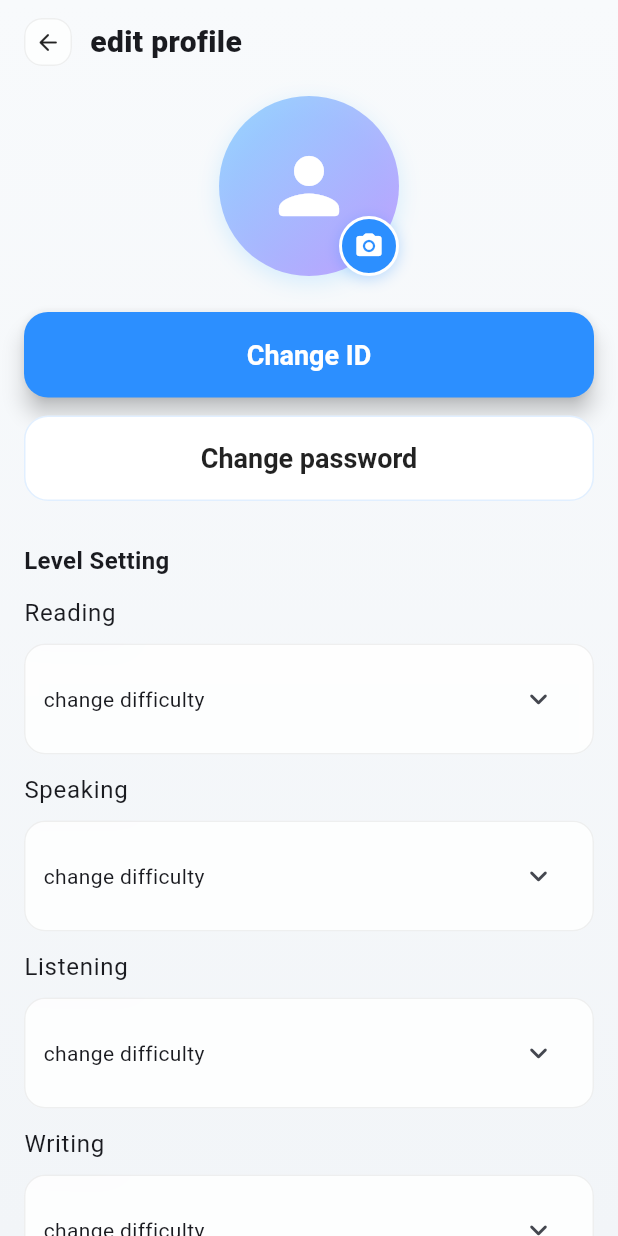
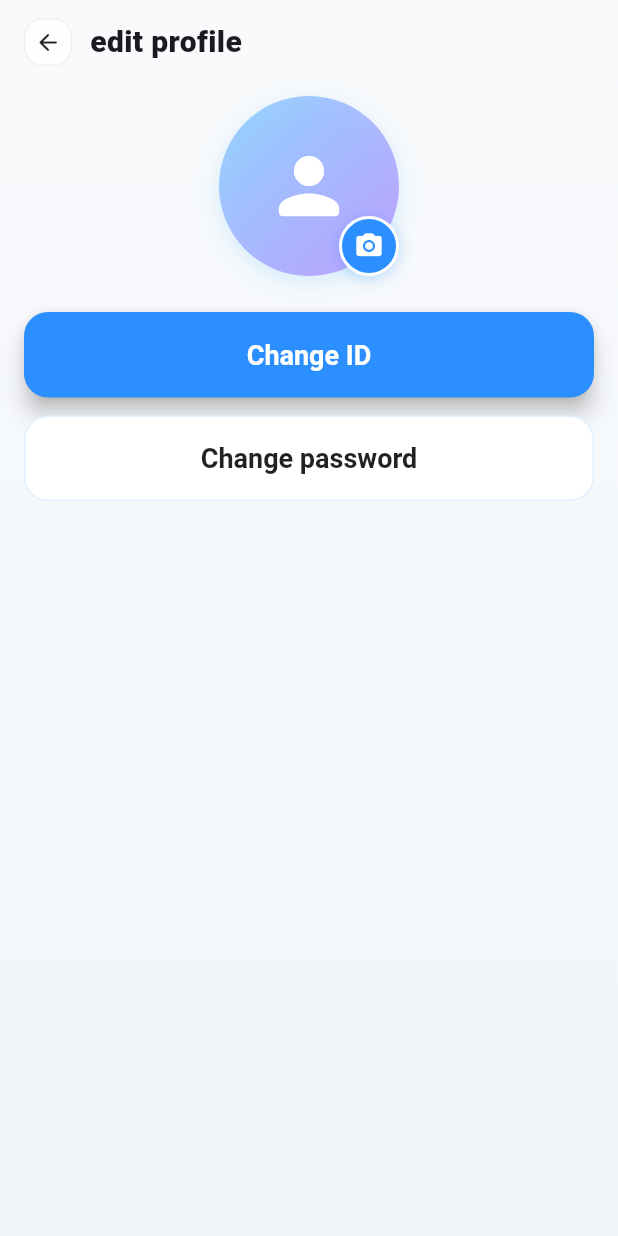
Before and after one commit to Erp4759/PrepPilot-AI, a Flutter app: the EditProfileScreen screen opened by its route, on a phone screen of 412 x 824 dp. Run offline on Flutter 3.47's test engine with Material 3 defaults, Android fonts, the phone set to English and light mode, and no system bars; our stand-ins replace flutter_dotenv, flutter_riverpod.

Commit message:
edit_profile

```diff
--- a/lib/src/features/profile_setting/edit_profile.dart
+++ b/lib/src/features/profile_setting/edit_profile.dart
@@ -155,26 +155,26 @@ class EditProfileScreen extends StatelessWidget {
                     ),
                   ),
 
-                  const SizedBox(height: 28),
+                  // const SizedBox(height: 28),
 
-                  // Level Setting 제목
-                  const Text(
-                    'Level Setting',
-                    style: TextStyle(fontSize: 16, fontWeight: FontWeight.bold),
-                  ),
+                  // // Level Setting 제목
+                  // const Text(
+                  //   'Level Setting',
+                  //   style: TextStyle(fontSize: 16, fontWeight: FontWeight.bold),
+                  // ),
 
-                  const SizedBox(height: 12),
+                  // const SizedBox(height: 12),
 
-                  // 네 가지 항목
-                  const LevelSelector(title: 'Reading'),
-                  const SizedBox(height: 12),
-                  const LevelSelector(title: 'Speaking'),
-                  const SizedBox(height: 12),
-                  const LevelSelector(title: 'Listening'),
-                  const SizedBox(height: 12),
-                  const LevelSelector(title: 'Writing'),
+                  // // 네 가지 항목
+                  // const LevelSelector(title: 'Reading'),
+                  // const SizedBox(height: 12),
+                  // const LevelSelector(title: 'Speaking'),
+                  // const SizedBox(height: 12),
+                  // const LevelSelector(title: 'Listening'),
+                  // const SizedBox(height: 12),
+                  // const LevelSelector(title: 'Writing'),
 
-                  const SizedBox(height: 32),
+                  // const SizedBox(height: 32),
                 ],
               ),
             ),
```
Also changed, not shown: lib/src/core/theme/app_theme.dart (+4 -4 lines), lib/src/features/setting.dart (+8 -18 lines).
